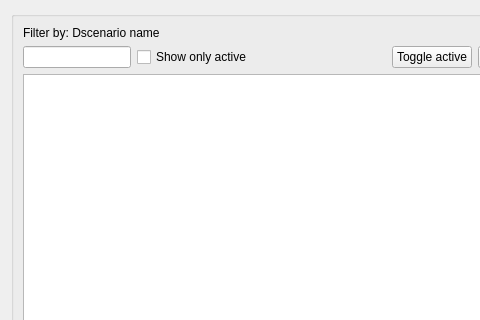
Giswater/giswater_qgis_plugin, file core/ui/toolbars/epa/dscenario_manager.ui: the form before one commit; both pictures show x 0 to 480 and y 0 to 320 of the 929 by 795 pixel window.
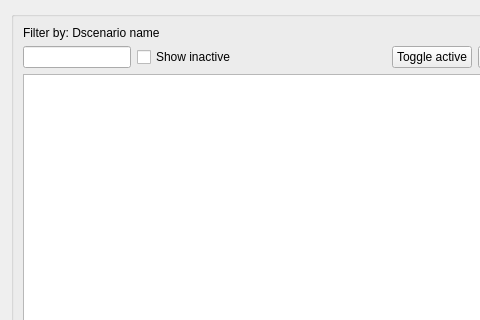
The form after the commit.

Commit message: refactor dscenario_manager to use function _get_list to show or hide inactive records

The edit to the form file:
```diff
--- a/core/ui/toolbars/epa/dscenario_manager.ui
+++ b/core/ui/toolbars/epa/dscenario_manager.ui
@@ -135,7 +135,7 @@
          </sizepolicy>
         </property>
         <property name="text">
-         <string>Show only active</string>
+         <string>Show inactive</string>
         </property>
        </widget>
       </item>
```
The commit also changes 1 other file.
